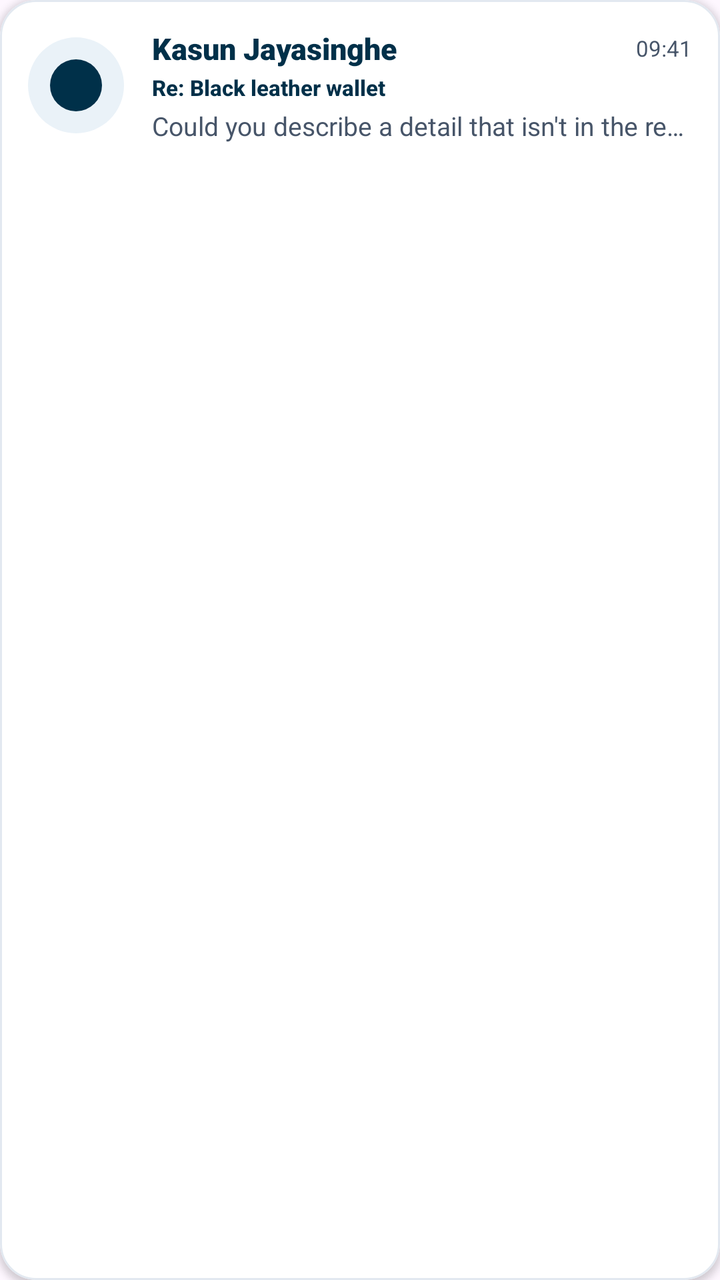
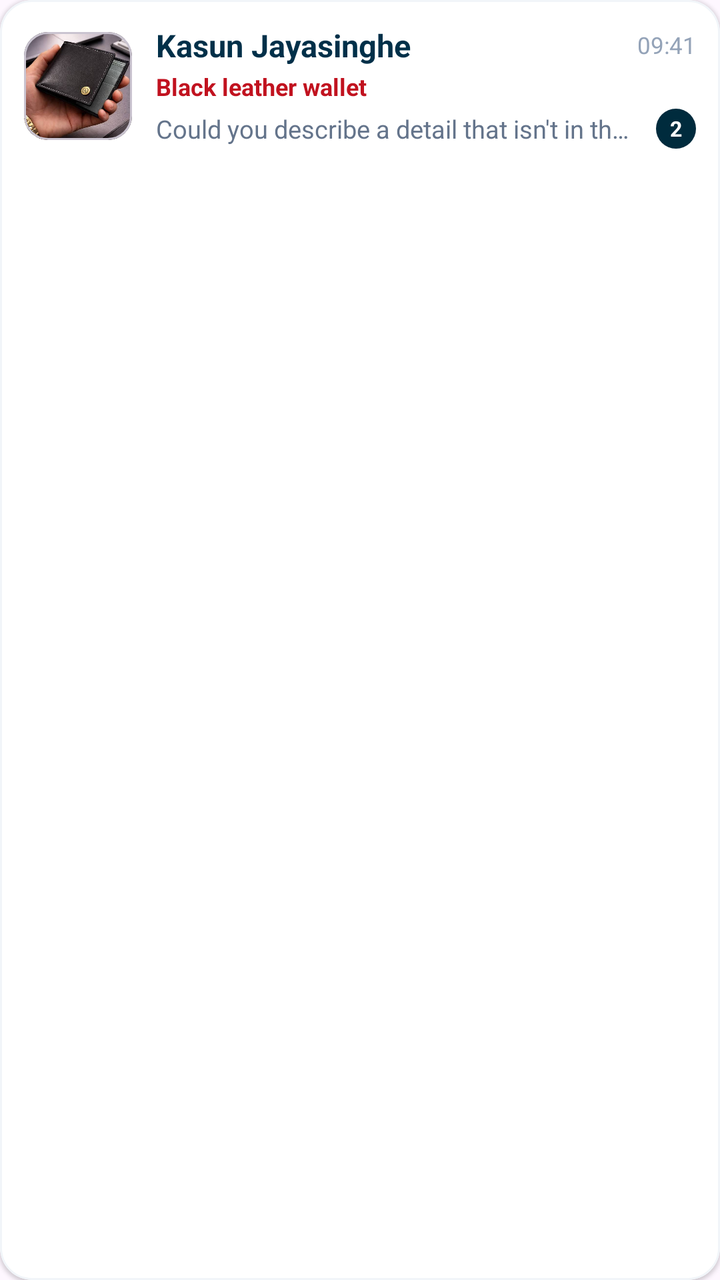

Two renders of the same Android screen: before a commit and after it. Below are the layout's source before the change and the commit's diff.
<!-- AndroidManifest.xml: application theme Theme.LostAndFound -->
<!-- res/layout/item_conversation.xml -->
<?xml version="1.0" encoding="utf-8"?>
<com.google.android.material.card.MaterialCardView xmlns:android="http://schemas.android.com/apk/res/android"
    xmlns:app="http://schemas.android.com/apk/res-auto"
    android:layout_width="match_parent"
    android:layout_height="wrap_content"
    android:layout_marginStart="16dp"
    android:layout_marginTop="6dp"
    android:layout_marginEnd="16dp"
    android:layout_marginBottom="6dp"
    android:clickable="true"
    android:focusable="true"
    app:cardBackgroundColor="@color/white"
    app:cardCornerRadius="18dp"
    app:cardElevation="2dp"
    app:strokeColor="@color/component_stroke"
    app:strokeWidth="1dp">

    <LinearLayout
        android:layout_width="match_parent"
        android:layout_height="wrap_content"
        android:gravity="center_vertical"
        android:orientation="horizontal"
        android:padding="14dp">

        
        <FrameLayout
            android:layout_width="48dp"
            android:layout_height="48dp"
            android:background="@drawable/bg_circle_avatar">

            <ImageView
                android:layout_width="26dp"
                android:layout_height="26dp"
                android:layout_gravity="center"
                android:contentDescription="User profile"
                android:src="@drawable/ic_user_avatar"
                app:tint="@color/deep_blue" />
        </FrameLayout>

        
        <LinearLayout
            android:layout_width="0dp"
            android:layout_height="wrap_content"
            android:layout_marginStart="14dp"
            android:layout_weight="1"
            android:orientation="vertical">

            <LinearLayout
                android:layout_width="match_parent"
                android:layout_height="wrap_content"
                android:gravity="center_vertical"
                android:orientation="horizontal">

                <TextView
                    android:id="@+id/tvConversationUserName"
                    android:layout_width="0dp"
                    android:layout_height="wrap_content"
                    android:layout_weight="1"
                    android:ellipsize="end"
                    android:fontFamily="sans-serif-black"
                    android:maxLines="1"
                    android:text="Kasun Jayasinghe"
                    android:textColor="@color/text_primary"
                    android:textSize="15sp"
                    android:textStyle="bold" />

                <TextView
                    android:id="@+id/tvConversationTime"
                    android:layout_width="wrap_content"
                    android:layout_height="wrap_content"
                    android:fontFamily="sans-serif"
                    android:text="09:41"
                    android:textColor="@color/text_secondary"
                    android:textSize="11sp" />
            </LinearLayout>

            <TextView
                android:id="@+id/tvRelatedItem"
                android:layout_width="wrap_content"
                android:layout_height="wrap_content"
                android:layout_marginTop="2dp"
                android:ellipsize="end"
                android:fontFamily="sans-serif-medium"
                android:maxLines="1"
                android:text="Re: Black leather wallet"
                android:textColor="@color/tag_found_color"
                android:textSize="11sp"
                android:textStyle="bold" />

            <TextView
                android:id="@+id/tvLastMessage"
                android:layout_width="match_parent"
                android:layout_height="wrap_content"
                android:layout_marginTop="3dp"
                android:ellipsize="end"
                android:fontFamily="sans-serif"
                android:maxLines="1"
                android:text="Could you describe a detail that isn't in the report? You can use Foundly's secure check."
                android:textColor="@color/text_secondary"
                android:textSize="13sp" />
        </LinearLayout>
    </LinearLayout>
</com.google.android.material.card.MaterialCardView>
<!-- resources referenced by this layout -->
<resources>
  <color name="component_stroke">#FFE2E8F0</color>
  <color name="deep_blue">#FF003049</color>
  <color name="tag_found_color">#FF003049</color>
  <color name="text_primary">#FF003049</color>
  <color name="text_secondary">#FF475569</color>
  <color name="white">#FFFFFFFF</color>
  <!-- drawable bg_circle_avatar (drawable) -->
  <?xml version="1.0" encoding="utf-8"?>
  <shape xmlns:android="http://schemas.android.com/apk/res/android"
      android:shape="oval">
      <solid android:color="@color/found_bg_light" />
  </shape>
  <!-- drawable ic_user_avatar (drawable) -->
  <vector xmlns:android="http://schemas.android.com/apk/res/android"
      android:width="38dp"
      android:height="38dp"
      android:viewportWidth="38"
      android:viewportHeight="38">
    <path
        android:fillColor="#F0EAE3"
        android:pathData="M19,0A19,19 0 1,0 19,38A19,19 0 1,0 19,0Z" />
    <path
        android:fillColor="@android:color/transparent"
        android:strokeColor="#64748B"
        android:strokeWidth="1.6"
        android:pathData="M19,17a5,5 0 1,0 0,-10a5,5 0 0,0 0,10z M10,29c0,-4.5 4,-7 9,-7s9,2.5 9,7" />
  </vector>
  <style name="Theme.LostAndFound" parent="Base.Theme.LostAndFound" />
  <color name="found_bg_light">#FFEAF2F8</color>
  <style name="Base.Theme.LostAndFound" parent="Theme.Material3.DayNight.NoActionBar">
          <item name="android:statusBarColor">#FF003049</item>
          <item name="android:windowLightStatusBar" tools:targetApi="m">false</item>
          <item name="android:navigationBarColor">#FFFFFFFF</item>
          <item name="android:windowLightNavigationBar" tools:targetApi="o_mr1">true</item>
          
          <item name="android:windowSoftInputMode">adjustResize</item>
      </style>
</resources>

<!-- the commit's change to res/layout/item_conversation.xml (unified diff, before → after) -->
@@ -1,18 +1,19 @@
 <?xml version="1.0" encoding="utf-8"?>
 <com.google.android.material.card.MaterialCardView xmlns:android="http://schemas.android.com/apk/res/android"
     xmlns:app="http://schemas.android.com/apk/res-auto"
+    xmlns:tools="http://schemas.android.com/tools"
     android:layout_width="match_parent"
     android:layout_height="wrap_content"
     android:layout_marginStart="16dp"
-    android:layout_marginTop="6dp"
+    android:layout_marginTop="5dp"
     android:layout_marginEnd="16dp"
-    android:layout_marginBottom="6dp"
+    android:layout_marginBottom="5dp"
     android:clickable="true"
     android:focusable="true"
     app:cardBackgroundColor="@color/white"
-    app:cardCornerRadius="18dp"
-    app:cardElevation="2dp"
-    app:strokeColor="@color/component_stroke"
+    app:cardCornerRadius="16dp"
+    app:cardElevation="1dp"
+    app:strokeColor="#F1F5F9"
     app:strokeWidth="1dp">
 
     <LinearLayout
@@ -20,31 +21,33 @@
         android:layout_height="wrap_content"
         android:gravity="center_vertical"
         android:orientation="horizontal"
-        android:padding="14dp">
+        android:padding="12dp">
 
         
-        <FrameLayout
-            android:layout_width="48dp"
-            android:layout_height="48dp"
-            android:background="@drawable/bg_circle_avatar">
+        <com.google.android.material.card.MaterialCardView
+            android:layout_width="54dp"
+            android:layout_height="54dp"
+            app:cardCornerRadius="12dp"
+            app:cardElevation="0dp">
 
             <ImageView
-                android:layout_width="26dp"
-                android:layout_height="26dp"
-                android:layout_gravity="center"
-                android:contentDescription="User profile"
-                android:src="@drawable/ic_user_avatar"
-                app:tint="@color/deep_blue" />
-        </FrameLayout>
+                android:id="@+id/imgConversationThumb"
+                android:layout_width="match_parent"
+                android:layout_height="match_parent"
+                android:contentDescription="Thumbnail"
+                android:scaleType="centerCrop"
+                android:src="@drawable/img_wallet" />
+        </com.google.android.material.card.MaterialCardView>
 
         
         <LinearLayout
             android:layout_width="0dp"
             android:layout_height="wrap_content"
-            android:layout_marginStart="14dp"
+            android:layout_marginStart="12dp"
             android:layout_weight="1"
             android:orientation="vertical">
 
+            
             <LinearLayout
                 android:layout_width="match_parent"
                 android:layout_height="wrap_content"
@@ -57,11 +60,11 @@
                     android:layout_height="wrap_content"
                     android:layout_weight="1"
                     android:ellipsize="end"
-                    android:fontFamily="sans-serif-black"
+                    android:fontFamily="sans-serif-bold"
                     android:maxLines="1"
                     android:text="Kasun Jayasinghe"
                     android:textColor="@color/text_primary"
-                    android:textSize="15sp"
+                    android:textSize="15.5sp"
                     android:textStyle="bold" />
 
                 <TextView
@@ -70,34 +73,93 @@
                     android:layout_height="wrap_content"
                     android:fontFamily="sans-serif"
                     android:text="09:41"
-                    android:textColor="@color/text_secondary"
-                    android:textSize="11sp" />
+                    android:textColor="#94A3B8"
+                    android:textSize="11.5sp" />
             </LinearLayout>
 
-            <TextView
-                android:id="@+id/tvRelatedItem"
-                android:layout_width="wrap_content"
+            
+            <LinearLayout
+                android:layout_width="match_parent"
                 android:layout_height="wrap_content"
                 android:layout_marginTop="2dp"
-                android:ellipsize="end"
-                android:fontFamily="sans-serif-medium"
-                android:maxLines="1"
-                android:text="Re: Black leather wallet"
-                android:textColor="@color/tag_found_color"
-                android:textSize="11sp"
-                android:textStyle="bold" />
+                android:gravity="center_vertical"
+                android:orientation="horizontal">
 
-            <TextView
-                android:id="@+id/tvLastMessage"
+                <TextView
+                    android:id="@+id/tvRelatedItem"
+                    android:layout_width="wrap_content"
+                    android:layout_height="wrap_content"
+                    android:ellipsize="end"
+                    android:fontFamily="sans-serif-bold"
+                    android:maxLines="1"
+                    android:text="Black leather wallet"
+                    android:textColor="#C1121F"
+                    android:textSize="12sp"
+                    android:textStyle="bold" />
+
+                <TextView
+                    android:id="@+id/badgeResolved"
+                    android:layout_width="wrap_content"
+                    android:layout_height="wrap_content"
+                    android:layout_marginStart="6dp"
+                    android:background="@drawable/bg_tag_resolved_pill"
+                    android:paddingStart="6dp"
+                    android:paddingTop="1.5dp"
+                    android:paddingEnd="6dp"
+                    android:paddingBottom="1.5dp"
+                    android:text="Resolved"
+                    android:textColor="#0D9488"
+                    android:textSize="9sp"
+                    android:textStyle="bold"
+                    android:visibility="gone"
+                    tools:visibility="visible" />
+            </LinearLayout>
+
+            
+            <LinearLayout
                 android:layout_width="match_parent"
                 android:layout_height="wrap_content"
                 android:layout_marginTop="3dp"
-                android:ellipsize="end"
-                android:fontFamily="sans-serif"
-                android:maxLines="1"
-                android:text="Could you describe a detail that isn't in the report? You can use Foundly's secure check."
-                android:textColor="@color/text_secondary"
-                android:textSize="13sp" />
+                android:gravity="center_vertical"
+                android:orientation="horizontal">
+
+                <TextView
+                    android:id="@+id/tvLastMessage"
+                    android:layout_width="0dp"
+                    android:layout_height="wrap_content"
+                    android:layout_marginEnd="8dp"
+                    android:layout_weight="1"
+                    android:ellipsize="end"
+                    android:fontFamily="sans-serif"
+                    android:maxLines="1"
+                    android:text="Could you describe a detail that isn't in the report?"
+                    android:textColor="#64748B"
+                    android:textSize="12.5sp" />
+
+                
+                <TextView
+                    android:id="@+id/tvUnreadBadge"
+                    android:layout_width="20dp"
+                    android:layout_height="20dp"
+                    android:background="@drawable/bg_badge_unread_count"
+                    android:fontFamily="sans-serif-bold"
+                    android:gravity="center"
+                    android:text="2"
+                    android:textColor="@color/white"
+                    android:textSize="10.5sp"
+                    android:textStyle="bold"
+                    android:visibility="visible" />
+
+                
+                <ImageView
+                    android:id="@+id/imgReadReceipt"
+                    android:layout_width="16dp"
+                    android:layout_height="16dp"
+                    android:contentDescription="Read status"
+                    android:src="@drawable/ic_check"
+                    android:visibility="gone"
+                    app:tint="#0D9488" />
+            </LinearLayout>
         </LinearLayout>
     </LinearLayout>
 </com.google.android.material.card.MaterialCardView>
<!-- resource entries referenced after the edit -->
@@ -1,34 +1,36 @@
 <!-- resources referenced by this layout -->
 <resources>
-  <color name="component_stroke">#FFE2E8F0</color>
-  <color name="deep_blue">#FF003049</color>
-  <color name="tag_found_color">#FF003049</color>
   <color name="text_primary">#FF003049</color>
-  <color name="text_secondary">#FF475569</color>
   <color name="white">#FFFFFFFF</color>
-  <!-- drawable bg_circle_avatar (drawable) -->
+  <!-- drawable bg_badge_unread_count (drawable) -->
   <?xml version="1.0" encoding="utf-8"?>
   <shape xmlns:android="http://schemas.android.com/apk/res/android"
       android:shape="oval">
-      <solid android:color="@color/found_bg_light" />
+      <solid android:color="#002B3D" />
   </shape>
-  <!-- drawable ic_user_avatar (drawable) -->
+  <!-- drawable bg_tag_resolved_pill (drawable) -->
+  <?xml version="1.0" encoding="utf-8"?>
+  <shape xmlns:android="http://schemas.android.com/apk/res/android"
+      android:shape="rectangle">
+      <corners android:radius="4dp" />
+      <solid android:color="#E6F9F4" />
+  </shape>
+  <!-- drawable ic_check (drawable) -->
   <vector xmlns:android="http://schemas.android.com/apk/res/android"
-      android:width="38dp"
-      android:height="38dp"
-      android:viewportWidth="38"
-      android:viewportHeight="38">
-    <path
-        android:fillColor="#F0EAE3"
-        android:pathData="M19,0A19,19 0 1,0 19,38A19,19 0 1,0 19,0Z" />
+      android:width="24dp"
+      android:height="24dp"
+      android:viewportWidth="24"
+      android:viewportHeight="24">
     <path
         android:fillColor="@android:color/transparent"
-        android:strokeColor="#64748B"
-        android:strokeWidth="1.6"
-        android:pathData="M19,17a5,5 0 1,0 0,-10a5,5 0 0,0 0,10z M10,29c0,-4.5 4,-7 9,-7s9,2.5 9,7" />
+        android:strokeColor="#003049"
+        android:strokeWidth="2.2"
+        android:strokeLineCap="round"
+        android:strokeLineJoin="round"
+        android:pathData="M20,6L9,17l-5,-5" />
   </vector>
+  <!-- drawable img_wallet: png bitmap (drawable, 238135 bytes) -->
   <style name="Theme.LostAndFound" parent="Base.Theme.LostAndFound" />
-  <color name="found_bg_light">#FFEAF2F8</color>
   <style name="Base.Theme.LostAndFound" parent="Theme.Material3.DayNight.NoActionBar">
           <item name="android:statusBarColor">#FF003049</item>
           <item name="android:windowLightStatusBar" tools:targetApi="m">false</item>
